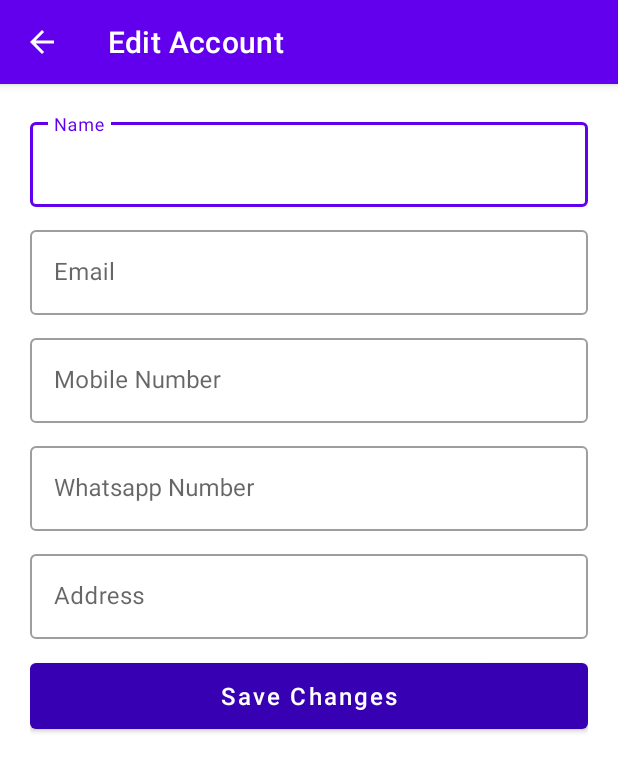
After one commit to KateUmesh/DueDateReminder, an Android app: the EditAccountActivity screen opened directly, with no data from a screen before it, on a phone screen of 412 x 824 dp. The commit adds this screen. Shown: the top 772 px of the screen. Run offline under Robolectric (Android 15) with nearby library versions, the light colour scheme and no system bars.

Commit message:
EditAccountActivity.kt created

```diff
--- a/app/src/main/AndroidManifest.xml
+++ b/app/src/main/AndroidManifest.xml
@@ -9,7 +9,10 @@
         android:roundIcon="@mipmap/ic_launcher_round"
         android:supportsRtl="true"
         android:theme="@style/Theme.DueDateReminder">
-        <activity android:name=".view.activities.OtpVerificationActivity"></activity>
+        <activity android:name=".view.activities.EditAccountActivity"
+            android:exported="true"/>
+        <activity android:name=".view.activities.OtpVerificationActivity"
+            android:exported="true"/>
         <activity
             android:name=".view.activities.CreateAccountActivity"
             android:exported="true" />
--- /dev/null
+++ b/app/src/main/java/com/duedatereminder/view/activities/EditAccountActivity.kt
@@ -0,0 +1,31 @@
+package com.duedatereminder.view.activities
+
+import androidx.appcompat.app.AppCompatActivity
+import android.os.Bundle
+import android.widget.Button
+import com.duedatereminder.R
+import com.duedatereminder.utils.ContextExtension.Companion.toolbar
+import com.google.android.material.textfield.TextInputEditText
+
+class EditAccountActivity : AppCompatActivity() {
+    override fun onCreate(savedInstanceState: Bundle?) {
+        super.onCreate(savedInstanceState)
+        setContentView(R.layout.activity_edit_account)
+
+        /*Toolbar*/
+        toolbar(getString(R.string.editAccount),true)
+
+        /*Initialize variables*/
+        val tietName : TextInputEditText = findViewById(R.id.tietName)
+        val tietEmail : TextInputEditText = findViewById(R.id.tietEmail)
+        val tietMobileNumber : TextInputEditText = findViewById(R.id.tietMobileNumber)
+        val tietWhatsappNumber : TextInputEditText = findViewById(R.id.tietWhatsappNumber)
+        val tietAddress : TextInputEditText = findViewById(R.id.tietAddress)
+        val btnSaveChanges : Button = findViewById(R.id.btnSaveChanges)
+
+        /*Save Changes Click*/
+        btnSaveChanges.setOnClickListener {
+
+        }
+    }
+}
--- a/app/src/main/java/com/duedatereminder/view/activities/LoginActivity.kt
+++ b/app/src/main/java/com/duedatereminder/view/activities/LoginActivity.kt
@@ -22,6 +22,13 @@ class LoginActivity : AppCompatActivity() {
         val btnCreateAccount :Button = findViewById(R.id.btnCreateAccount)
 
 
+        /*Button Login Click*/
+        btnLogin.setOnClickListener {
+            val intent = Intent(this, OtpVerificationActivity::class.java)
+            intent.flags = Intent.FLAG_ACTIVITY_NEW_TASK or Intent.FLAG_ACTIVITY_CLEAR_TOP
+            startActivity(intent)
+        }
+
         /*Button Create Account click*/
         btnCreateAccount.setOnClickListener {
             val intent = Intent(this, CreateAccountActivity::class.java)
--- /dev/null
+++ b/app/src/main/res/layout/activity_edit_account.xml
@@ -0,0 +1,141 @@
+<?xml version="1.0" encoding="utf-8"?>
+<androidx.coordinatorlayout.widget.CoordinatorLayout
+    xmlns:android="http://schemas.android.com/apk/res/android"
+    xmlns:app="http://schemas.android.com/apk/res-auto"
+    xmlns:tools="http://schemas.android.com/tools"
+    android:layout_width="match_parent"
+    android:layout_height="match_parent"
+    tools:context=".view.activities.CreateAccountActivity">
+
+    <androidx.appcompat.widget.LinearLayoutCompat
+        android:layout_width="match_parent"
+        android:layout_height="match_parent"
+        android:orientation="vertical">
+
+        <com.google.android.material.appbar.AppBarLayout
+            android:layout_width="match_parent"
+            android:layout_height="wrap_content">
+            <include layout="@layout/toolbar_layout"/>
+        </com.google.android.material.appbar.AppBarLayout>
+
+        <androidx.core.widget.NestedScrollView
+            android:layout_width="match_parent"
+            android:layout_height="match_parent"
+            android:padding="@dimen/spacing_mlarge">
+
+            <androidx.appcompat.widget.LinearLayoutCompat
+                android:layout_width="match_parent"
+                android:layout_height="wrap_content"
+                android:orientation="vertical">
+
+                <!--Name-->
+                <com.google.android.material.textfield.TextInputLayout
+                    style="@style/Widget.MaterialComponents.TextInputLayout.OutlinedBox"
+                    android:layout_width="match_parent"
+                    android:layout_height="wrap_content"
+                    android:layout_marginBottom="@dimen/spacing_middle">
+
+                    <com.google.android.material.textfield.TextInputEditText
+                        android:id="@+id/tietName"
+                        android:layout_width="match_parent"
+                        android:layout_height="wrap_content"
+                        android:hint="@string/name"
+                        android:inputType="text"
+                        android:singleLine="true"
+                        android:textColor="@color/black"
+                        android:textSize="16sp"/>
+                </com.google.android.material.textfield.TextInputLayout>
+
+                <!--Email-->
+                <com.google.android.material.textfield.TextInputLayout
+                    style="@style/Widget.MaterialComponents.TextInputLayout.OutlinedBox"
+                    android:layout_width="match_parent"
+                    android:layout_height="wrap_content"
+                    android:layout_marginBottom="@dimen/spacing_middle">
+
+                    <com.google.android.material.textfield.TextInputEditText
+                        android:id="@+id/tietEmail"
+                        android:layout_width="match_parent"
+                        android:layout_height="wrap_content"
+                        android:hint="@string/email"
+                        android:inputType="textEmailAddress"
+                        android:singleLine="true"
+                        android:textColor="@color/black"
+                        android:textSize="16sp"/>
+                </com.google.android.material.textfield.TextInputLayout>
+
+                <!--Mobile Number-->
+                <com.google.android.material.textfield.TextInputLayout
+                    style="@style/Widget.MaterialComponents.TextInputLayout.OutlinedBox"
+                    android:layout_width="match_parent"
+                    android:layout_height="wrap_content"
+                    android:layout_marginBottom="@dimen/spacing_middle">
+
+                    <com.google.android.material.textfield.TextInputEditText
+                        android:id="@+id/tietMobileNumber"
+                        android:layout_width="match_parent"
+                        android:layout_height="wrap_content"
+                        android:hint="@string/mobileNumber"
+                        android:inputType="number"
+                        android:maxLength="10"
+                        android:singleLine="true"
+                        android:textColor="@color/black"
+                        android:textSize="16sp"/>
+                </com.google.android.material.textfield.TextInputLayout>
+
+                <!--Whatsapp Number-->
+                <com.google.android.material.textfield.TextInputLayout
+                    style="@style/Widget.MaterialComponents.TextInputLayout.OutlinedBox"
+                    android:layout_width="match_parent"
+                    android:layout_height="wrap_content"
+                    android:layout_marginBottom="@dimen/spacing_middle">
+
+                    <com.google.android.material.textfield.TextInputEditText
+                        android:id="@+id/tietWhatsappNumber"
+                        android:layout_width="match_parent"
+                        android:layout_height="wrap_content"
+                        android:hint="@string/whatsappNumber"
+                        android:inputType="number"
+                        android:maxLength="10"
+                        android:singleLine="true"
+                        android:textColor="@color/black"
+                        android:textSize="16sp"/>
+                </com.google.android.material.textfield.TextInputLayout>
+
+                <!--Address-->
+                <com.google.android.material.textfield.TextInputLayout
+                    style="@style/Widget.MaterialComponents.TextInputLayout.OutlinedBox"
+                    android:layout_width="match_parent"
+                    android:layout_height="wrap_content"
+                    android:layout_marginBottom="@dimen/spacing_middle">
+
+                    <com.google.android.material.textfield.TextInputEditText
+                        android:id="@+id/tietAddress"
+                        android:layout_width="match_parent"
+                        android:layout_height="wrap_content"
+                        android:hint="@string/address"
+                        android:inputType="text"
+                        android:singleLine="true"
+                        android:textColor="@color/black"
+                        android:textSize="16sp"/>
+                </com.google.android.material.textfield.TextInputLayout>
+
+                <!--Save Changes Button-->
+                <com.google.android.material.button.MaterialButton
+                    android:id="@+id/btnSaveChanges"
+                    android:layout_width="match_parent"
+                    android:layout_height="56dp"
+                    android:text="@string/saveChanges"
+                    style="@style/primaryDarkBackgroundButton"
+                    android:textAllCaps="false"
+                    android:textSize="16sp"
+                    android:layout_marginBottom="@dimen/spacing_middle"/>
+
+
+            </androidx.appcompat.widget.LinearLayoutCompat>
+        </androidx.core.widget.NestedScrollView>
+
+
+    </androidx.appcompat.widget.LinearLayoutCompat>
+
+</androidx.coordinatorlayout.widget.CoordinatorLayout>
--- a/app/src/main/res/values/strings.xml
+++ b/app/src/main/res/values/strings.xml
@@ -19,4 +19,8 @@
     <string name="verify_proceed">Verify and Proceed</string>
     <string name="phone_verification">Phone verification</string>
 
+    //Edit Account
+    <string name="editAccount">Edit Account</string>
+    <string name="saveChanges">Save Changes</string>
+
 </resources>
```
